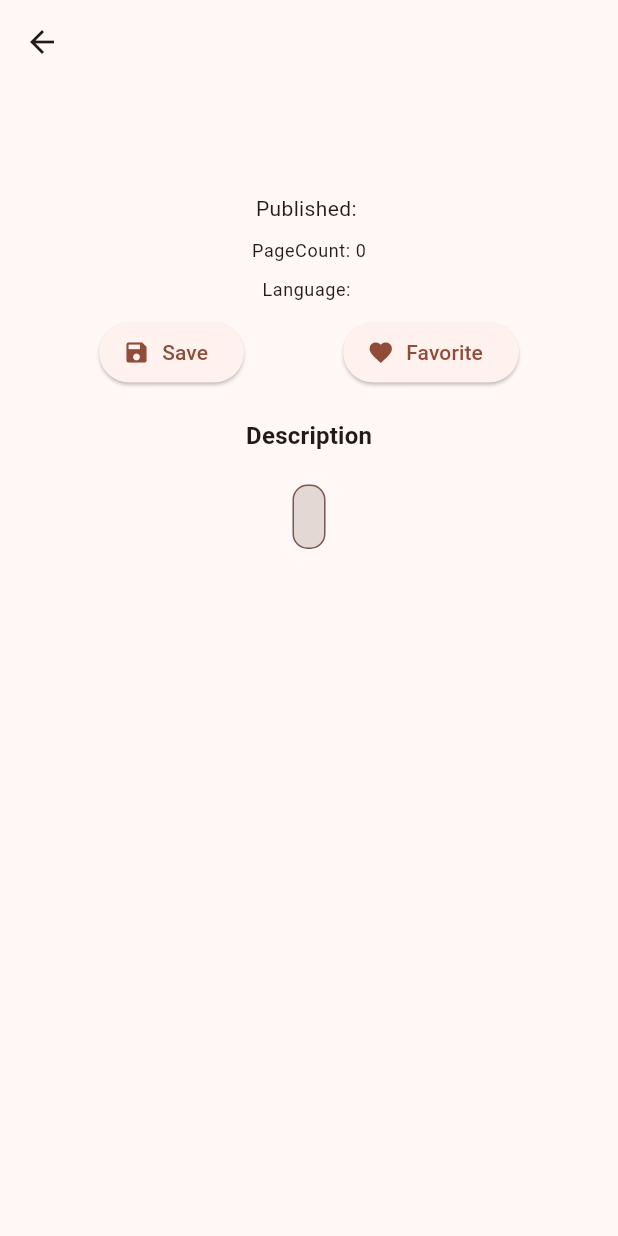
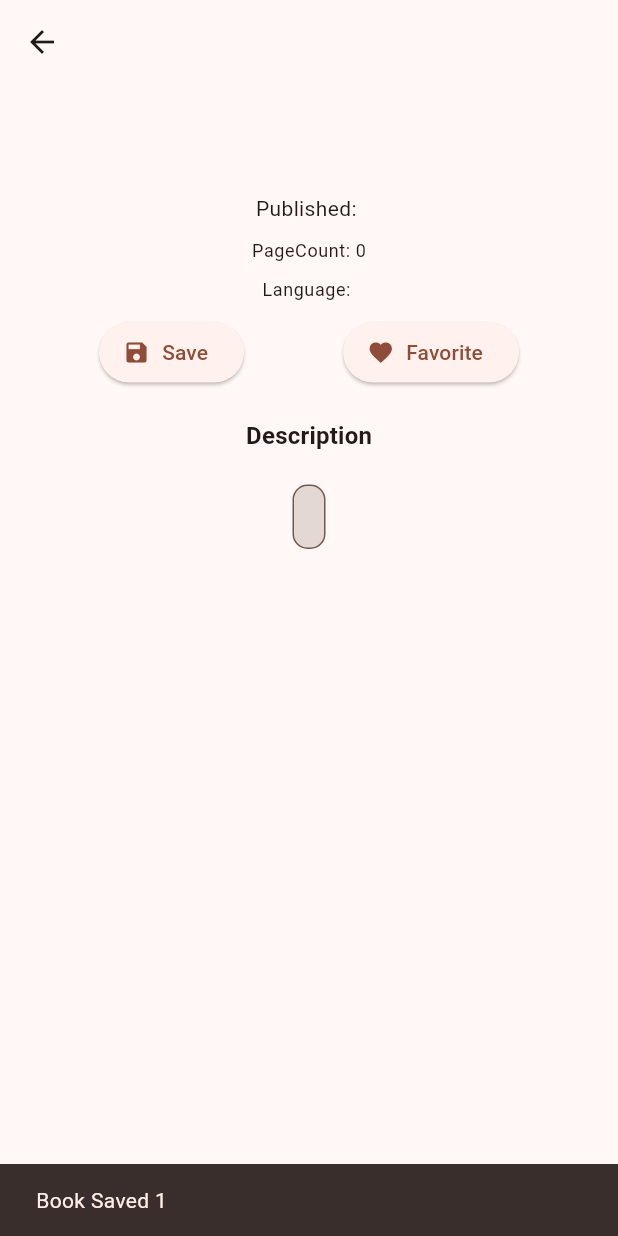
Before and after one commit to mustaqeem-m/Read_Tracker_Flutter, a Flutter app: the BookDetailsScreen screen opened directly with empty values, after a tap on "Save", on a phone screen of 412 x 824 dp. Run offline on Flutter 3.47's test engine with Material 3 defaults, Android fonts, the phone set to English and light mode, and no system bars; our stand-ins replace sqflite; accounts and stored records are empty.

Commit message:
Saved books and read all books from db , By making save and fav btn functional

```diff
--- a/lib/Pages/book_details.dart
+++ b/lib/Pages/book_details.dart
@@ -1,4 +1,5 @@
 import 'package:flutter/material.dart';
+import 'package:reader_tracker/DB/databaseHelper.dart';
 import 'package:reader_tracker/Utils/bookDetailsArgument.dart';
 import 'package:reader_tracker/models/book.dart';
 
@@ -48,10 +49,32 @@ class _BookDetailsScreenState extends State<BookDetailsScreen> {
                 Row(
                   mainAxisAlignment: MainAxisAlignment.spaceEvenly,
                   children: [
-                    ElevatedButton.icon(onPressed: () {},
+                    ElevatedButton.icon(onPressed: () async{
+                      try{
+                        int savedInt = await DataBaseHelper.instance.insert(book);
+                        SnackBar snackBar = SnackBar(
+                          content: Text("Book Saved $savedInt")
+                        );
+                        ScaffoldMessenger.of(context)
+                        .showSnackBar(snackBar);
+                      }catch(e){
+                        print("Error $e");
+                      }
+                    },
                     icon: Icon(Icons.save),
                     label:  Text("Save")),
-                    ElevatedButton.icon(onPressed: () {},
+                    ElevatedButton.icon(onPressed: () async{
+                      try{
+                        await DataBaseHelper.instance.readAllBooks()
+                        .then((books) => {
+                          for (var book in books ){
+                            print("Title: ${book.title}")
+                          }
+                        });
+                      }catch(e){
+                        print("error $e");
+                      }
+                    },
                     icon: Icon(Icons.favorite),
                     label:  Text("Favorite")),
                   ],
```
Also changed, not shown: 1 other file.
